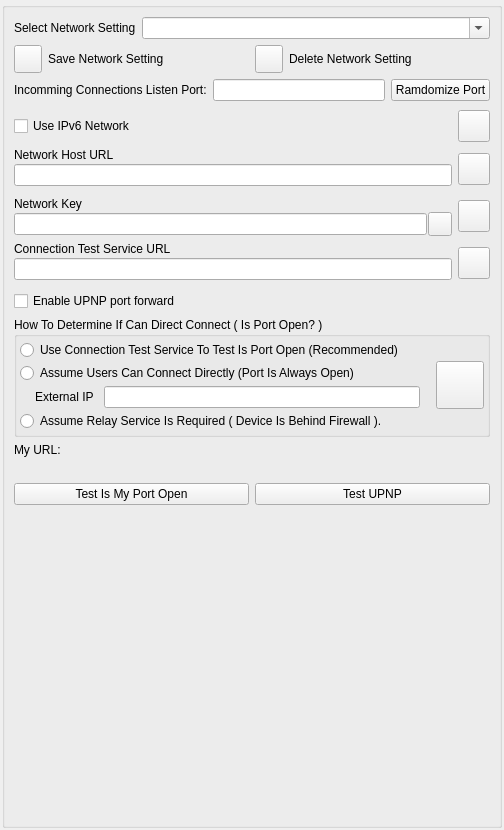
nolimitconnect/NoLimitConnect, file nolimitgui/src/Forms/AppletNetworkSettings.ui: the form before one commit.
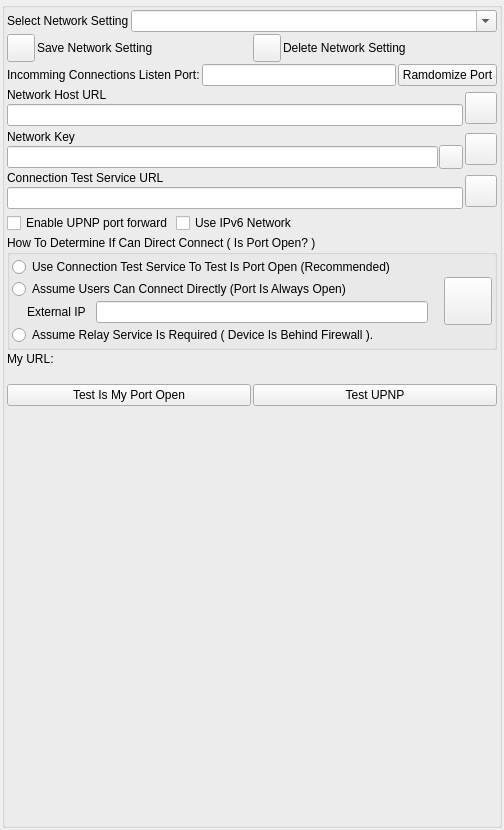
The form after the commit. Custom widgets are drawn as their Qt base class.

The edit to the form file:
```diff
--- a/nolimitgui/src/Forms/AppletNetworkSettings.ui
+++ b/nolimitgui/src/Forms/AppletNetworkSettings.ui
@@ -41,6 +41,21 @@
       <string/>
      </property>
      <layout class="QVBoxLayout" name="verticalLayout_3">
+      <property name="spacing">
+       <number>2</number>
+      </property>
+      <property name="leftMargin">
+       <number>2</number>
+      </property>
+      <property name="topMargin">
+       <number>2</number>
+      </property>
+      <property name="rightMargin">
+       <number>2</number>
+      </property>
+      <property name="bottomMargin">
+       <number>2</number>
+      </property>
       <item>
        <layout class="QHBoxLayout" name="horizontalLayout_10">
         <item>
@@ -160,67 +175,6 @@
         </item>
        </layout>
       </item>
-      <item>
-       <spacer name="verticalSpacer_2">
-        <property name="orientation">
-         <enum>Qt::Orientation::Vertical</enum>
-        </property>
-        <property name="sizeType">
-         <enum>QSizePolicy::Policy::Fixed</enum>
-        </property>
-        <property name="sizeHint" stdset="0">
-         <size>
-          <width>20</width>
-          <height>3</height>
-         </size>
-        </property>
-       </spacer>
-      </item>
-      <item>
-       <layout class="QHBoxLayout" name="horizontalLayout_16">
-        <property name="spacing">
-         <number>2</number>
-        </property>
-        <item>
-         <widget class="QCheckBox" name="m_UseIpv6Network">
-          <property name="sizePolicy">
-           <sizepolicy hsizetype="Expanding" vsizetype="Fixed">
-            <horstretch>0</horstretch>
-            <verstretch>0</verstretch>
-           </sizepolicy>
-          </property>
-          <property name="text">
-           <string>Use IPv6 Network</string>
-          </property>
-         </widget>
-        </item>
-        <item>
-         <widget class="VxPushButton" name="m_Ipv6InfoButton">
-          <property name="minimumSize">
-           <size>
-            <width>32</width>
-            <height>32</height>
-           </size>
-          </property>
-          <property name="maximumSize">
-           <size>
-            <width>32</width>
-            <height>32</height>
-           </size>
-          </property>
-          <property name="text">
-           <string notr="true"/>
-          </property>
-          <property name="iconSize">
-           <size>
-            <width>48</width>
-            <height>48</height>
-           </size>
-          </property>
-         </widget>
-        </item>
-       </layout>
-      </item>
       <item>
        <layout class="QHBoxLayout" name="horizontalLayout_4">
         <item>
@@ -229,7 +183,7 @@
            <number>2</number>
           </property>
           <property name="bottomMargin">
-           <number>5</number>
+           <number>2</number>
           </property>
           <item>
            <widget class="QLabel" name="m_NetworkHostUrlLabel">
@@ -369,7 +323,7 @@
            <number>2</number>
           </property>
           <property name="bottomMargin">
-           <number>5</number>
+           <number>2</number>
           </property>
           <item>
            <widget class="QLabel" name="m_ConnectTestUrlLabel">
@@ -418,17 +372,34 @@
        </layout>
       </item>
       <item>
-       <widget class="QCheckBox" name="m_UseUpnpCheckBox">
-        <property name="sizePolicy">
-         <sizepolicy hsizetype="Preferred" vsizetype="Fixed">
-          <horstretch>0</horstretch>
-          <verstretch>0</verstretch>
-         </sizepolicy>
-        </property>
-        <property name="text">
-         <string>Enable UPNP port forward</string>
-        </property>
-       </widget>
+       <layout class="QHBoxLayout" name="horizontalLayout_13">
+        <item>
+         <widget class="QCheckBox" name="m_UseUpnpCheckBox">
+          <property name="sizePolicy">
+           <sizepolicy hsizetype="Preferred" vsizetype="Fixed">
+            <horstretch>0</horstretch>
+            <verstretch>0</verstretch>
+           </sizepolicy>
+          </property>
+          <property name="text">
+           <string>Enable UPNP port forward</string>
+          </property>
+         </widget>
+        </item>
+        <item>
+         <widget class="QCheckBox" name="m_UseIpv6NetworkCheckBox">
+          <property name="sizePolicy">
+           <sizepolicy hsizetype="Expanding" vsizetype="Fixed">
+            <horstretch>0</horstretch>
+            <verstretch>0</verstretch>
+           </sizepolicy>
+          </property>
+          <property name="text">
+           <string>Use IPv6 Network</string>
+          </property>
+         </widget>
+        </item>
+       </layout>
       </item>
       <item>
        <widget class="QGroupBox" name="m_ConnectGroupBox">
@@ -440,21 +411,21 @@
           <number>1</number>
          </property>
          <property name="leftMargin">
-          <number>3</number>
+          <number>2</number>
          </property>
          <property name="topMargin">
-          <number>3</number>
+          <number>2</number>
          </property>
          <property name="rightMargin">
-          <number>3</number>
+          <number>2</number>
          </property>
          <property name="bottomMargin">
-          <number>3</number>
+          <number>2</number>
          </property>
          <item>
           <layout class="QVBoxLayout" name="verticalLayout_2">
            <property name="spacing">
-            <number>3</number>
+            <number>2</number>
            </property>
            <item>
             <widget class="QRadioButton" name="AutoDetectProxyRadioButton">
```
